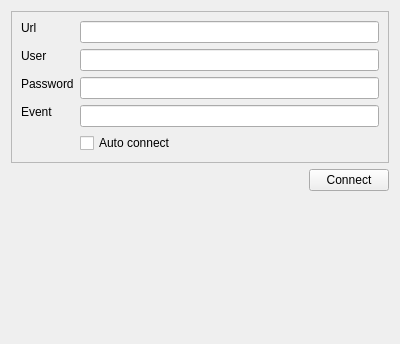
Quick-Event/startertool, file src/logindialogwidget.ui: the form before one commit.
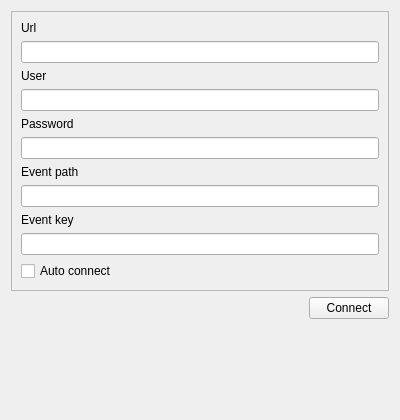
The form after the commit.

Commit message: Event path + api key support

```diff
--- a/src/logindialogwidget.ui
+++ b/src/logindialogwidget.ui
@@ -7,7 +7,7 @@
     <x>0</x>
     <y>0</y>
     <width>400</width>
-    <height>344</height>
+    <height>420</height>
    </rect>
   </property>
   <property name="windowTitle">
@@ -28,8 +28,8 @@
      <property name="frameShadow">
       <enum>QFrame::Raised</enum>
      </property>
-     <layout class="QFormLayout" name="formLayout">
-      <item row="0" column="0">
+     <layout class="QVBoxLayout" name="verticalLayout_2">
+      <item>
        <widget class="QLabel" name="label">
         <property name="sizePolicy">
          <sizepolicy hsizetype="Preferred" vsizetype="Fixed">
@@ -42,10 +42,10 @@
         </property>
        </widget>
       </item>
-      <item row="0" column="1">
+      <item>
        <widget class="QLineEdit" name="url"/>
       </item>
-      <item row="1" column="0">
+      <item>
        <widget class="QLabel" name="error_2">
         <property name="sizePolicy">
          <sizepolicy hsizetype="Preferred" vsizetype="Fixed">
@@ -58,10 +58,10 @@
         </property>
        </widget>
       </item>
-      <item row="1" column="1">
+      <item>
        <widget class="QLineEdit" name="user"/>
       </item>
-      <item row="2" column="0">
+      <item>
        <widget class="QLabel" name="error_3">
         <property name="sizePolicy">
          <sizepolicy hsizetype="Preferred" vsizetype="Fixed">
@@ -74,36 +74,52 @@
         </property>
        </widget>
       </item>
-      <item row="2" column="1">
+      <item>
        <widget class="QLineEdit" name="password">
         <property name="echoMode">
          <enum>QLineEdit::PasswordEchoOnEdit</enum>
         </property>
        </widget>
       </item>
-      <item row="4" column="1">
+      <item>
+       <widget class="QLabel" name="error_4">
+        <property name="sizePolicy">
+         <sizepolicy hsizetype="Preferred" vsizetype="Fixed">
+          <horstretch>0</horstretch>
+          <verstretch>0</verstretch>
+         </sizepolicy>
+        </property>
+        <property name="text">
+         <string>Event path</string>
+        </property>
+       </widget>
+      </item>
+      <item>
+       <widget class="QLineEdit" name="eventPath"/>
+      </item>
+      <item>
+       <widget class="QLabel" name="error_5">
+        <property name="sizePolicy">
+         <sizepolicy hsizetype="Preferred" vsizetype="Fixed">
+          <horstretch>0</horstretch>
+          <verstretch>0</verstretch>
+         </sizepolicy>
+        </property>
+        <property name="text">
+         <string>Event key</string>
+        </property>
+       </widget>
+      </item>
+      <item>
+       <widget class="QLineEdit" name="shvApiKey"/>
+      </item>
+      <item>
        <widget class="QCheckBox" name="autoConnect">
         <property name="text">
          <string>Auto connect</string>
         </property>
        </widget>
       </item>
-      <item row="3" column="1">
-       <widget class="QLineEdit" name="event"/>
-      </item>
-      <item row="3" column="0">
-       <widget class="QLabel" name="error_4">
-        <property name="sizePolicy">
-         <sizepolicy hsizetype="Preferred" vsizetype="Fixed">
-          <horstretch>0</horstretch>
-          <verstretch>0</verstretch>
-         </sizepolicy>
-        </property>
-        <property name="text">
-         <string>Event</string>
-        </property>
-       </widget>
-      </item>
      </layout>
     </widget>
    </item>
```
The commit also changes 5 other files.
